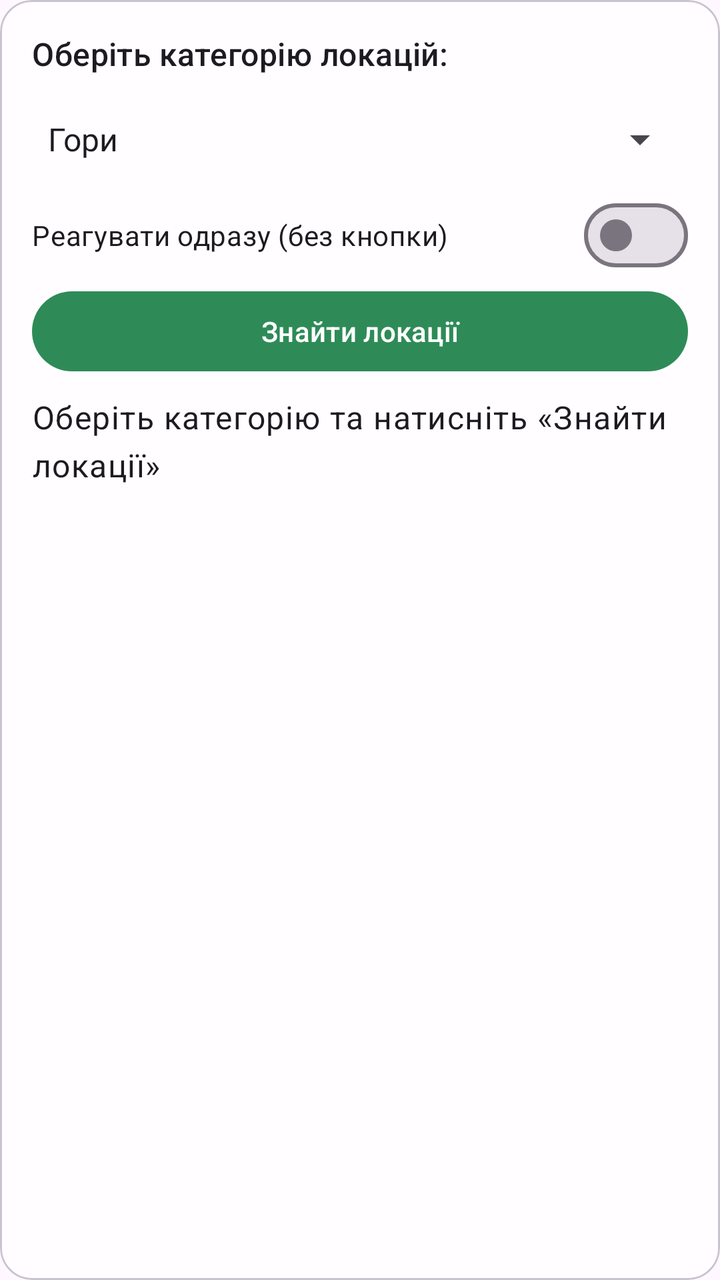
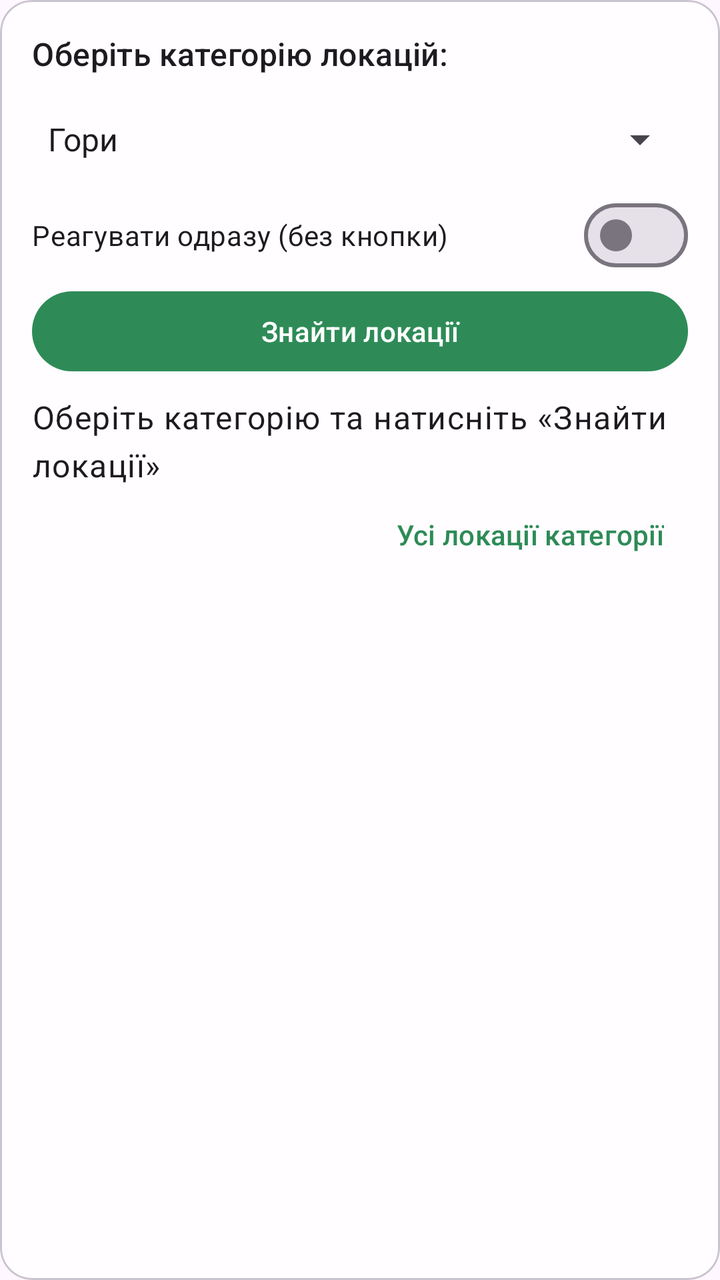

An Android layout rendered at two revisions. The XML below is the earlier revision; the diff shows what the commit changed to produce the second picture.
<!-- AndroidManifest.xml: application theme Theme.TourSpots -->
<!-- res/layout/card_categories.xml -->
<?xml version="1.0" encoding="utf-8"?>
<com.google.android.material.card.MaterialCardView xmlns:android="http://schemas.android.com/apk/res/android"
    xmlns:app="http://schemas.android.com/apk/res-auto"
    android:layout_width="match_parent"
    android:layout_height="wrap_content"
    android:layout_marginTop="16dp"
    app:cardBackgroundColor="@color/card_scrim"
    app:cardCornerRadius="16dp">

    <LinearLayout
        android:layout_width="match_parent"
        android:layout_height="wrap_content"
        android:orientation="vertical"
        android:padding="16dp">

        <TextView
            android:layout_width="wrap_content"
            android:layout_height="wrap_content"
            android:text="@string/choose_category"
            android:textAppearance="?attr/textAppearanceTitleMedium" />

        <Spinner
            android:id="@+id/spinnerCategory"
            android:layout_width="match_parent"
            android:layout_height="48dp"
            android:layout_marginTop="8dp"
            android:entries="@array/categories" />

        <com.google.android.material.materialswitch.MaterialSwitch
            android:id="@+id/switchAuto"
            android:layout_width="match_parent"
            android:layout_height="wrap_content"
            android:text="@string/auto_update" />

        <Button
            android:id="@+id/button1"
            android:layout_width="match_parent"
            android:layout_height="wrap_content"
            android:text="@string/find_locations" />

        <TextView
            android:id="@+id/tvResult"
            android:layout_width="match_parent"
            android:layout_height="wrap_content"
            android:layout_marginTop="8dp"
            android:freezesText="true"
            android:text="@string/result_hint"
            android:textAppearance="?attr/textAppearanceBodyLarge" />
    </LinearLayout>
</com.google.android.material.card.MaterialCardView>
<!-- resources referenced by this layout -->
<resources>
  <string-array name="categories">
          <item>Гори</item>
          <item>Озера</item>
          <item>Замки</item>
          <item>Музеї</item>
          <item>Парки</item>
      </string-array>
  <color name="card_scrim">#CCFFFFFF</color>
  <string name="auto_update">Реагувати одразу (без кнопки)</string>
  <string name="choose_category">Оберіть категорію локацій:</string>
  <string name="find_locations">Знайти локації</string>
  <string name="result_hint">Оберіть категорію та натисніть «Знайти локації»</string>
  <style name="Theme.TourSpots" parent="Theme.Material3.Light.NoActionBar">
          <item name="colorPrimary">@color/green_primary</item>
          <item name="colorOnPrimary">@color/white</item>
          <item name="colorSecondary">@color/sky</item>
      </style>
  <color name="green_primary">#2E8B57</color>
  <color name="white">#FFFFFF</color>
  <color name="sky">#7EC8E3</color>
</resources>

<!-- the commit's change to res/layout/card_categories.xml (unified diff, before → after) -->
@@ -46,5 +46,13 @@
             android:freezesText="true"
             android:text="@string/result_hint"
             android:textAppearance="?attr/textAppearanceBodyLarge" />
+
+        <Button
+            android:id="@+id/btnOpenLocations"
+            style="@style/Widget.Material3.Button.TextButton"
+            android:layout_width="wrap_content"
+            android:layout_height="wrap_content"
+            android:layout_gravity="end"
+            android:text="@string/open_category_locations" />
     </LinearLayout>
 </com.google.android.material.card.MaterialCardView>
<!-- resource entries referenced after the edit -->
@@ -11,6 +11,7 @@
   <string name="auto_update">Реагувати одразу (без кнопки)</string>
   <string name="choose_category">Оберіть категорію локацій:</string>
   <string name="find_locations">Знайти локації</string>
+  <string name="open_category_locations">Усі локації категорії</string>
   <string name="result_hint">Оберіть категорію та натисніть «Знайти локації»</string>
   <style name="Theme.TourSpots" parent="Theme.Material3.Light.NoActionBar">
           <item name="colorPrimary">@color/green_primary</item>
